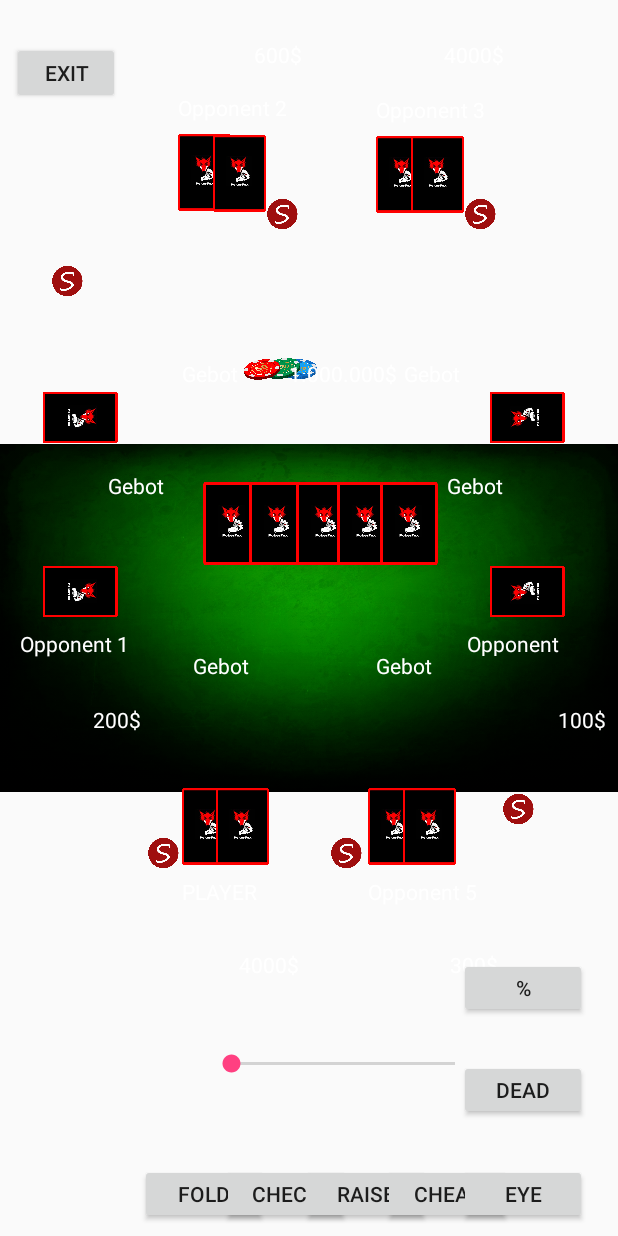
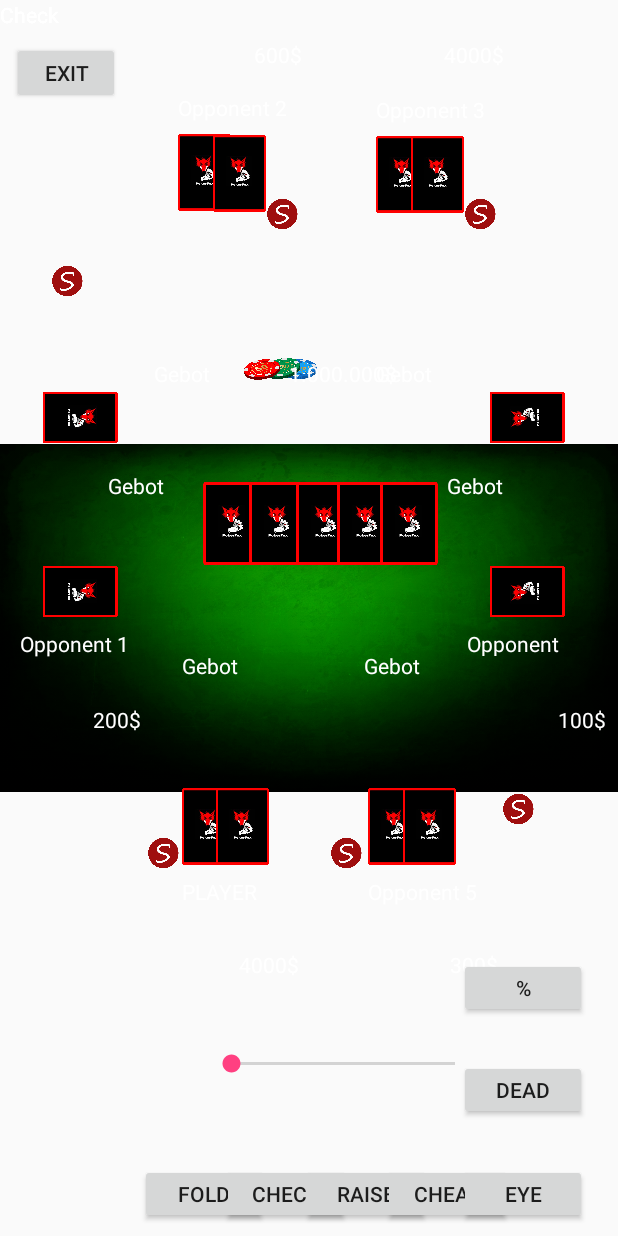
Before and after one commit to mamanigrasso/PartyPoker, an Android app: the GameActivity screen opened directly, with no data from a screen before it, on a phone screen of 412 x 824 dp. Run offline under Robolectric (Android 15) with nearby library versions, the phone set to English and light mode, and no system bars.

Commit message:
tabel layot Gebot jedes Spieler Small/Bigblind TextFeld was spieler macht (check/raise/fold)

```diff
--- a/app/src/main/res/layout/layout_table.xml
+++ b/app/src/main/res/layout/layout_table.xml
@@ -1120,7 +1120,7 @@
         android:textColor="@color/white"
         app:layout_constraintBottom_toBottomOf="parent"
         app:layout_constraintEnd_toEndOf="parent"
-        app:layout_constraintHorizontal_bias="0.316"
+        app:layout_constraintHorizontal_bias="0.264"
         app:layout_constraintStart_toStartOf="parent"
         app:layout_constraintTop_toTopOf="parent"
         app:layout_constraintVertical_bias="0.293" />
@@ -1154,7 +1154,7 @@
         android:textColor="@color/white"
         app:layout_constraintBottom_toBottomOf="parent"
         app:layout_constraintEnd_toEndOf="parent"
-        app:layout_constraintHorizontal_bias="0.728"
+        app:layout_constraintHorizontal_bias="0.677"
         app:layout_constraintStart_toStartOf="parent"
         app:layout_constraintTop_toTopOf="parent"
         app:layout_constraintVertical_bias="0.293" />
@@ -1188,7 +1188,7 @@
         android:textColor="@color/white"
         app:layout_constraintBottom_toBottomOf="parent"
         app:layout_constraintEnd_toEndOf="parent"
-        app:layout_constraintHorizontal_bias="0.677"
+        app:layout_constraintHorizontal_bias="0.655"
         app:layout_constraintStart_toStartOf="parent"
         app:layout_constraintTop_toTopOf="parent"
         app:layout_constraintVertical_bias="0.54" />
@@ -1205,9 +1205,62 @@
         android:textColor="@color/white"
         app:layout_constraintBottom_toBottomOf="parent"
         app:layout_constraintEnd_toEndOf="parent"
-        app:layout_constraintHorizontal_bias="0.337"
+        app:layout_constraintHorizontal_bias="0.316"
         app:layout_constraintStart_toStartOf="parent"
         app:layout_constraintTop_toTopOf="parent"
         app:layout_constraintVertical_bias="0.54" />
 
+    <TextView
+        android:id="@+id/text_checkop1"
+        android:layout_width="wrap_content"
+        android:layout_height="wrap_content"
+        android:text="Check"
+        android:textColor="@color/white"
+        tools:layout_editor_absoluteX="190dp"
+        tools:layout_editor_absoluteY="103dp" />
+    <TextView
+        android:id="@+id/text_checkop2"
+        android:layout_width="wrap_content"
+        android:layout_height="wrap_content"
+        android:text="Check"
+        android:textColor="@color/white"
+        tools:layout_editor_absoluteX="104dp"
+        tools:layout_editor_absoluteY="153dp" />
+
+    <TextView
+        android:id="@+id/text_checkop3"
+        android:layout_width="wrap_content"
+        android:layout_height="wrap_content"
+        android:text="Check"
+        android:textColor="@color/white"
+        tools:layout_editor_absoluteX="415dp"
+        tools:layout_editor_absoluteY="103dp" />
+
+    <TextView
+        android:id="@+id/text_checkop4"
+        android:layout_width="wrap_content"
+        android:layout_height="wrap_content"
+        android:text="Check"
+        android:textColor="@color/white"
+        tools:layout_editor_absoluteX="442dp"
+        tools:layout_editor_absoluteY="153dp" />
+
+    <TextView
+        android:id="@+id/text_checkop5"
+        android:layout_width="wrap_content"
+        android:layout_height="wrap_content"
+        android:text="Check"
+        android:textColor="@color/white"
+        tools:layout_editor_absoluteX="403dp"
+        tools:layout_editor_absoluteY="183dp" />
+
+    <TextView
+        android:id="@+id/text_checkself"
+        android:layout_width="wrap_content"
+        android:layout_height="wrap_content"
+        android:text="Check"
+        android:textColor="@color/white"
+        tools:layout_editor_absoluteX="225dp"
+        tools:layout_editor_absoluteY="183dp" />
+
 </android.support.constraint.ConstraintLayout>
```
